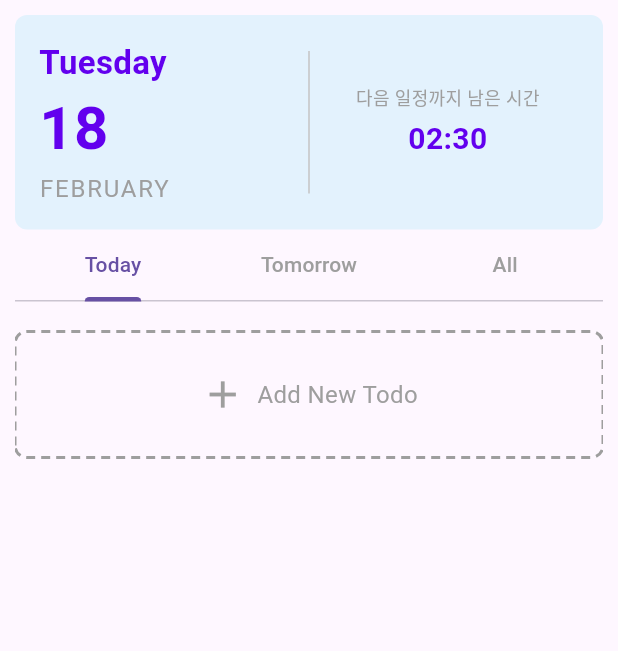
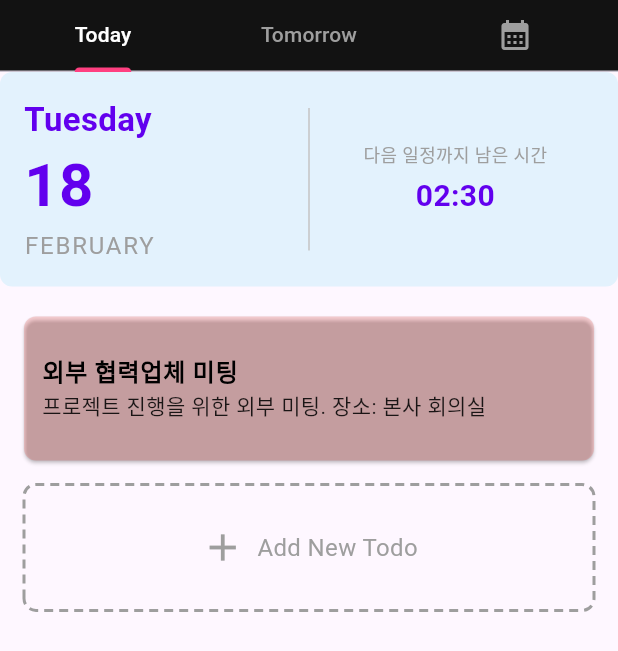
Before and after one commit to sgsgsg09/modern_todo, a Flutter app: the screen it shows after launch, on a phone screen of 412 x 824 dp. Shown: the top 651 px of the screen. Run offline on Flutter 3.47's test engine with Material 3 defaults, Android fonts, the phone set to English and light mode, and no system bars; drawn by our look-alikes of dotted_border; our stand-ins replace flutter_riverpod, freezed_annotation, riverpod_annotation, shared_preferences, table_calendar; generated files the repository leaves out were written again.

Commit message:
2025.02.18
add
1.tab slide animation.
2.card style
3. MVVM : abstract repository(local, network mock)

delete
x

```diff
--- a/lib/core/constants/flip_view.dart
+++ /dev/null
@@ -1,111 +0,0 @@
-import 'dart:math';
-import 'package:flutter/material.dart';
-
-class FlipView extends StatefulWidget {
-  final Widget front;
-  final Widget back;
-
-  const FlipView({
-    Key? key,
-    required this.front,
-    required this.back,
-  }) : super(key: key);
-
-  @override
-  FlipViewState createState() => FlipViewState();
-}
-
-class FlipViewState extends State<FlipView>
-    with SingleTickerProviderStateMixin {
-  late AnimationController _controller;
-  late Animation<double> _animation;
-  bool _isFrontVisible = true;
-
-  // 드래그에 따른 민감도 (값이 작을수록 적은 드래그로 변화)
-  static const double dragSensitivity = 300.0;
-
-  @override
-  void initState() {
-    super.initState();
-    _controller = AnimationController(
-      duration: const Duration(milliseconds: 800),
-      vsync: this,
-    );
-    _animation = Tween<double>(begin: 0.0, end: pi).animate(
-      CurvedAnimation(parent: _controller, curve: Curves.easeInOut),
-    );
-  }
-
-  // 외부에서 호출 가능한 플립 메서드 (플립 버튼 등에서 활용 가능)
-  void flip() {
-    if (_isFrontVisible) {
-      _controller.forward();
-      _isFrontVisible = false;
-    } else {
-      _controller.reverse();
-      _isFrontVisible = true;
-    }
-  }
-
-  @override
-  void dispose() {
-    _controller.dispose();
-    super.dispose();
-  }
-
-  @override
-  Widget build(BuildContext context) {
-    return GestureDetector(
-      // 드래그 중: 드래그한 양에 따라 애니메이션 진행 정도 업데이트
-      onHorizontalDragUpdate: (details) {
-        // details.primaryDelta: 드래그한 x축 변화량 (양수면 오른쪽, 음수면 왼쪽)
-        _controller.value += details.primaryDelta! / dragSensitivity;
-      },
-      // 드래그 종료 시: controller.value가 0.5 이상이면 플립 완료, 아니면 원래 상태로 복귀
-      onHorizontalDragEnd: (details) {
-        // 드래그 속도가 일정 임계치 이상이면 속도에 따라 방향 결정
-        if (details.primaryVelocity != null) {
-          if (details.primaryVelocity! < -300) {
-            // 왼쪽으로 빠르게 드래그한 경우
-            _controller.forward();
-            _isFrontVisible = false;
-            return;
-          } else if (details.primaryVelocity! > 300) {
-            // 오른쪽으로 빠르게 드래그한 경우
-            _controller.reverse();
-            _isFrontVisible = true;
-            return;
-          }
-        }
-        // 속도가 미약한 경우 진행 정도(controller.value)에 따라 결정
-        if (_controller.value > 0.5) {
-          _controller.forward();
-          _isFrontVisible = false;
-        } else {
-          _controller.reverse();
-          _isFrontVisible = true;
-        }
-      },
-      child: AnimatedBuilder(
-        animation: _animation,
-        builder: (context, child) {
-          final angle = _animation.value;
-          final isFront = angle < (pi / 2);
-          return Transform(
-            alignment: Alignment.center,
-            transform: Matrix4.identity()
-              ..setEntry(3, 2, 0.001) // 원근감 효과 부여
-              ..rotateY(angle),
-            child: isFront
-                ? widget.front
-                : Transform(
-                    alignment: Alignment.center,
-                    transform: Matrix4.identity()..rotateY(pi),
-                    child: widget.back,
-                  ),
-          );
-        },
-      ),
-    );
-  }
-}
--- a/lib/main.dart
+++ b/lib/main.dart
@@ -1,6 +1,6 @@
 import 'package:flutter/material.dart';
 import 'package:flutter_riverpod/flutter_riverpod.dart';
-import 'package:modern_todo/core/constants/flip_view.dart';
+import 'package:modern_todo/repository/repository_provider.dart';
 import 'package:modern_todo/views/calendar_view.dart';
 import 'package:modern_todo/views/todo_view.dart';
 
@@ -14,29 +14,12 @@ class MyApp extends ConsumerWidget {
 
   @override
   Widget build(BuildContext context, WidgetRef ref) {
-    // FlipViewState에 접근하기 위한 GlobalKey
-    final GlobalKey<FlipViewState> flipKey = GlobalKey<FlipViewState>();
+    final repository = ref.watch(todoRepositoryProvider);
 
     return MaterialApp(
       title: 'Modern Todo',
       home: Scaffold(
-        // appBar: AppBar(
-        //   title: const Text('Modern Todo'),
-        //   actions: [
-        //     IconButton(
-        //       icon: const Icon(Icons.flip),
-        //       onPressed: () {
-        //         // 플립 버튼을 누르면 FlipView의 flip() 메서드를 호출
-        //         flipKey.currentState?.flip();
-        //       },
-        //     ),
-        //   ],
-        // ),
-        body: FlipView(
-          key: flipKey,
-          front: const TodoView(),
-          back: const CalendarView(),
-        ),
+        body: const TodoView(),
       ),
     );
   }
--- a/lib/repository/todo_mock_repository_provider.dart
+++ b/lib/repository/mock/todo_mock_repository_provider.dart
@@ -2,7 +2,7 @@
 import 'package:flutter_riverpod/flutter_riverpod.dart';
 import 'package:riverpod_annotation/riverpod_annotation.dart';
 import 'todo_mock_repository.dart';
-import 'todo_abstract_repository.dart';
+import '../todo_abstract_repository.dart';
 
 part 'todo_mock_repository_provider.g.dart';
 
--- /dev/null
+++ b/lib/repository/repository_provider.dart
@@ -0,0 +1,10 @@
+// repository_provider.dart
+
+import 'package:flutter_riverpod/flutter_riverpod.dart';
+import 'package:modern_todo/repository/mock/todo_mock_repository.dart';
+import 'package:modern_todo/repository/todo_abstract_repository.dart';
+
+// TodoAbstractRepository의 구현체로 TodoMockRepository를 사용
+final todoRepositoryProvider = Provider<TodoAbstractRepository>((ref) {
+  return TodoMockRepository();
+});
--- a/lib/repository/todo_abstract_repository.dart
+++ b/lib/repository/todo_abstract_repository.dart
@@ -12,4 +12,6 @@ abstract class TodoAbstractRepository {
 /*
 	•	데이터 소스(여기서는 메모리 내 mock 데이터)를 관리합니다.
 	•	날짜 필터나 CRUD(생성, 수정, 삭제) 작업을 수행하며, ViewModel에서는 이 Repository 인터페이스에만 의존하므로 나중에 Supabase 등 다른 데이터 소스로 쉽게 전환할 수 있습니다.
+
+  TodoAbstractRepository는 실제 구현체가 아니기 때문에 provider를 직접 만들 필요는 없습니다. 대신, 이 인터페이스를 구현한 구체적인 클래스들(예: TodoMockRepository, TodoLocalRepository, TodoNetworkRepository)에 대해 provider를 생성하여 앱 내에서 의존성 주입을 수행합니다.
 */
--- a/lib/viewmodels/calendar_viewmodel.dart
+++ b/lib/viewmodels/calendar_viewmodel.dart
@@ -1,6 +1,6 @@
 import 'package:modern_todo/models/todo_item.dart';
 import 'package:modern_todo/repository/todo_abstract_repository.dart';
-import 'package:modern_todo/repository/todo_mock_repository_provider.dart';
+import 'package:modern_todo/repository/mock/todo_mock_repository_provider.dart';
 import 'package:riverpod_annotation/riverpod_annotation.dart';
 
 part 'calendar_viewmodel.g.dart';
--- a/lib/views/todo_view.dart
+++ b/lib/views/todo_view.dart
@@ -2,8 +2,8 @@ import 'package:flutter/material.dart';
 import 'package:flutter_riverpod/flutter_riverpod.dart';
 import 'package:modern_todo/models/todo_item.dart';
 import 'package:modern_todo/viewmodels/todo_viewmodel.dart';
+import 'package:modern_todo/views/calendar_view.dart';
 import 'package:modern_todo/views/todo_widgets/header_section.dart';
-import 'package:modern_todo/views/todo_widgets/date_tabs.dart';
 import 'package:modern_todo/widgets/todo_card.dart';
 import 'package:modern_todo/widgets/add_todo_dotted_card.dart';
 import 'package:modern_todo/widgets/add_todo_dialog.dart';
@@ -22,8 +22,14 @@ class _TodoViewState extends ConsumerState<TodoView>
   @override
   void initState() {
     super.initState();
-    // Today, Tomorrow, All 탭 3개 구성
+    // Today, Tomorrow, Calendar 탭 3개 구성
     _tabController = TabController(length: 3, vsync: this);
+    _tabController.addListener(() {
+      // 탭 변경 시 UI 갱신 (FAB 등 조건부 UI)
+      if (!_tabController.indexIsChanging) {
+        setState(() {});
+      }
+    });
   }
 
   @override
@@ -32,42 +38,116 @@ class _TodoViewState extends ConsumerState<TodoView>
     super.dispose();
   }
 
+  /// 탭에 따른 Todo 목록과 HeaderSection을 함께 보여주는 위젯
+  Widget _buildTodoTab(String filter) {
+    // viewmodel의 상태(AsyncValue<List<TodoItem>>)를 구독합니다.
+    final todosAsyncValue = ref.watch(todoViewModelProvider);
+    return Column(
+      children: [
+        const HeaderSection(),
+        Expanded(
+          child: _TodoList(
+            filter: filter,
+            todosAsyncValue: todosAsyncValue,
+            onAddTodo: _openAddTodoDialog,
+          ),
+        ),
+      ],
+    );
+  }
+
+  /// 상단 탭바를 구성하는 위젯
+  Widget _buildTabBar() {
+    return Container(
+      color: const Color(0xFF121212),
+      child: TabBar(
+        controller: _tabController,
+        indicatorColor: Colors.pinkAccent,
+        labelColor: Colors.white,
+        unselectedLabelColor: Colors.grey,
+        tabs: const [
+          Tab(text: 'Today'),
+          Tab(text: 'Tomorrow'),
+          Tab(icon: Icon(Icons.calendar_month)),
+        ],
+      ),
+    );
+  }
+
   @override
   Widget build(BuildContext context) {
-    final asyncTodos = ref.watch(todoViewModelProvider);
-
     return Scaffold(
+      // SafeArea를 통해 기기별 안전 영역 확보
       body: SafeArea(
-        child: Container(
-          margin: const EdgeInsets.all(10),
         child: Column(
           children: [
-              const HeaderSection(),
-              DateTabs(tabController: _tabController),
+            _buildTabBar(),
             Expanded(
               child: TabBarView(
                 controller: _tabController,
                 children: [
-                    _buildTodoList(asyncTodos, filter: 'today'),
-                    _buildTodoList(asyncTodos, filter: 'tomorrow'),
-                    _buildTodoList(asyncTodos, filter: 'all'),
+                  // Today 탭
+                  _buildTodoTab('today'),
+                  // Tomorrow 탭
+                  _buildTodoTab('tomorrow'),
+                  // Calendar 탭
+                  const CalendarView(key: ValueKey('calendar')),
                 ],
               ),
             ),
           ],
         ),
       ),
-      ),
+      // Calendar 탭일 때만 FloatingActionButton 노출
+      floatingActionButton: _tabController.index == 2
+          ? FloatingActionButton(
+              onPressed: () {
+                // Calendar 탭에 맞는 동작 구현 (예: 일정 추가)
+              },
+              backgroundColor: Colors.pinkAccent,
+              child: const Icon(Icons.add),
+            )
+          : null,
     );
   }
 
-  /// 필터에 따라 TodoItem 목록을 반환 (startDate를 기준)
-  Widget _buildTodoList(AsyncValue<List<TodoItem>> asyncTodos,
-      {required String filter}) {
-    return asyncTodos.when(
+  /// 새 Todo 항목을 추가하는 다이얼로그 오픈
+  Future<void> _openAddTodoDialog() async {
+    final newTodo = await showDialog<TodoItem>(
+      context: context,
+      builder: (context) => const AddTodoDialog(),
+    );
+    if (newTodo != null) {
+      // 필요에 따라 시작/종료 날짜를 조정
+      final todoWithDates = newTodo.copyWith(
+        startDate: newTodo.startDate,
+        endDate: newTodo.startDate,
+      );
+      await ref.read(todoViewModelProvider.notifier).addTodo(todoWithDates);
+    }
+  }
+}
+
+/// Todo 목록을 필터링하여 보여주는 위젯
+class _TodoList extends StatelessWidget {
+  final String filter;
+  final AsyncValue<List<TodoItem>> todosAsyncValue;
+  final VoidCallback onAddTodo;
+
+  const _TodoList({
+    Key? key,
+    required this.filter,
+    required this.todosAsyncValue,
+    required this.onAddTodo,
+  }) : super(key: key);
+
+  @override
+  Widget build(BuildContext context) {
+    return todosAsyncValue.when(
       data: (todos) {
         final now = DateTime.now();
         List<TodoItem> filtered = todos;
+
         if (filter == 'today') {
           filtered = todos
               .where((t) =>
@@ -84,25 +164,17 @@ class _TodoViewState extends ConsumerState<TodoView>
                   t.startDate.day == tomorrow.day)
               .toList();
         }
-        // 'all'인 경우 전체 목록 사용
 
-        // 목록이 비어 있으면 안내 문구와 "Add New Todo" 점선 카드 표시
+        // 항목이 없으면 추가 버튼 카드만 보여줌
         if (filtered.isEmpty) {
           return Center(
-            child: Column(
-              mainAxisAlignment: MainAxisAlignment.start,
-              children: [
-                const SizedBox(height: 20),
-                AddTodoDottedCard(onTap: _openAddTodoDialog),
-              ],
-            ),
+            child: AddTodoDottedCard(onTap: onAddTodo),
           );
         }
 
-        return Container(
-          child: ListView.builder(
+        return ListView.builder(
           padding: const EdgeInsets.symmetric(horizontal: 16, vertical: 12),
-            itemCount: filtered.length + 1, // 마지막 항목은 점선 카드
+          itemCount: filtered.length + 1,
           itemBuilder: (context, index) {
             if (index < filtered.length) {
               final todo = filtered[index];
@@ -110,32 +182,19 @@ class _TodoViewState extends ConsumerState<TodoView>
             } else {
               return Padding(
                 padding: const EdgeInsets.symmetric(vertical: 8),
-                  child: AddTodoDottedCard(onTap: _openAddTodoDialog),
+                child: AddTodoDottedCard(onTap: onAddTodo),
               );
             }
           },
-          ),
         );
       },
       loading: () => const Center(child: CircularProgressIndicator()),
       error: (error, stack) => Center(
-          child:
-              Text("오류 발생: $error", style: const TextStyle(color: Colors.red))),
+        child: Text(
+          "오류 발생: $error",
+          style: const TextStyle(color: Colors.red),
+        ),
+      ),
     );
   }
-
-  Future<void> _openAddTodoDialog() async {
-    final newTodo = await showDialog<TodoItem>(
-      context: context,
-      builder: (context) => const AddTodoDialog(),
-    );
-    if (newTodo != null) {
-      // 다이얼로그에서 입력한 날짜를 startDate와 endDate에 할당
-      final todoWithDates = newTodo.copyWith(
-        startDate: newTodo.startDate,
-        endDate: newTodo.startDate,
-      );
-      await ref.read(todoViewModelProvider.notifier).addTodo(todoWithDates);
 }
-  }
-}
```
Also changed, not shown: lib/data/mock_data.dart (+21 -1 lines), lib/repository/local/todo_local_repository_provider.dart (added, +13 -0 lines), lib/repository/mock/todo_mock_repository.dart (renamed from lib/repository/todo_mock_repository.dart, +6 -1 lines), lib/repository/network/todo_network_repository_provider.dart (added, +12 -0 lines), lib/repository/network/todo_network_repostitory.dart (added, +84 -0 lines), lib/repository/repository_providers.dart (deleted, +0 -20 lines), lib/viewmodels/todo_viewmodel.dart (+26 -27 lines), lib/repository/local/todo_local_repository.dart (renamed from lib/repository/todo_local_repository.dart), lib/repository/local/todo_local_repository_provider.g.dart (added), lib/repository/mock/todo_mock_repository_provider.g.dart (renamed from lib/repository/todo_mock_repository_provider.g.dart), lib/repository/network/todo_network_repository_provider.g.dart (added), lib/repository/repository_providers.g.dart (deleted). Lines whose indentation alone changed are shown as unchanged.
